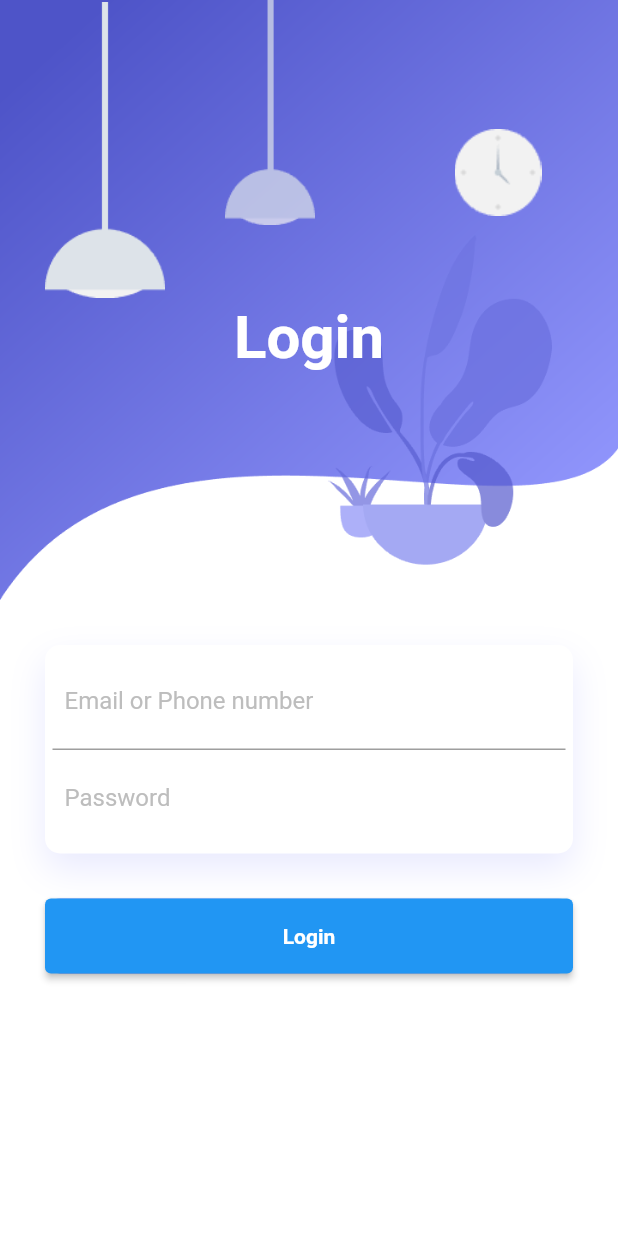
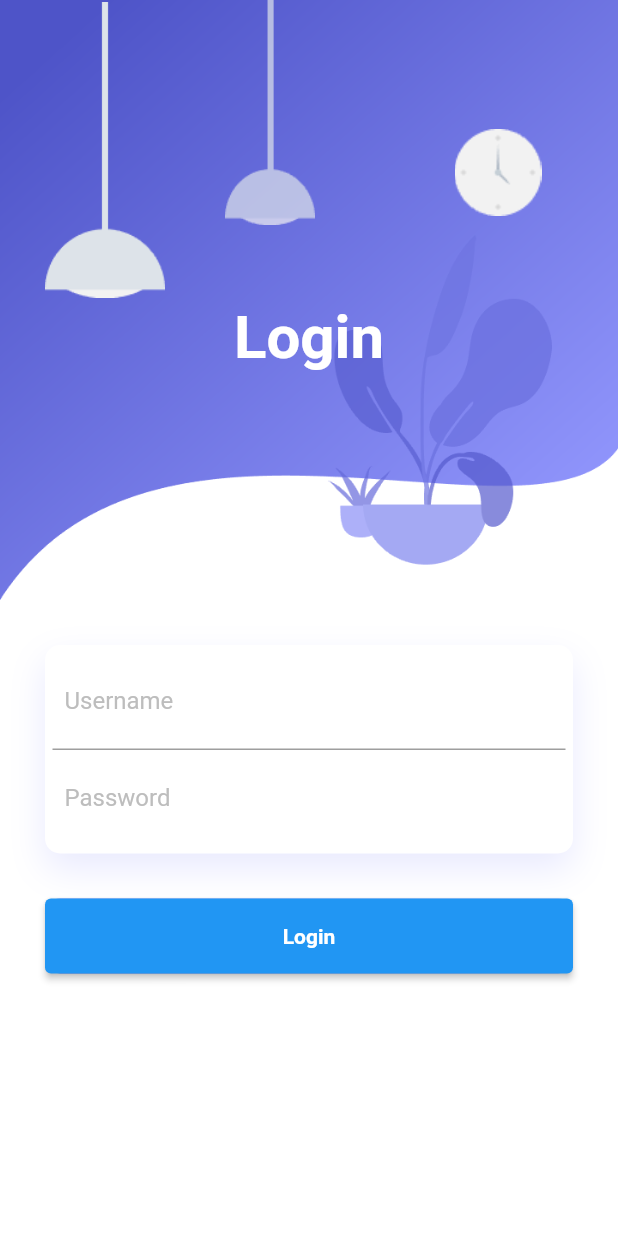
Before and after one commit to MajuSetiaJadiSiregar/understand-template, a Flutter app: the screen it shows after launch, on a phone screen of 412 x 824 dp. Run offline on Flutter 3.47's test engine with Material 2 defaults, Android fonts, the phone set to English and light mode, and no system bars.

Commit message:
'integrasi-custom-input-decoration'

```diff
--- a/lib/pages/login_page.dart
+++ b/lib/pages/login_page.dart
@@ -93,10 +93,10 @@ class LoginPage extends Pages {
                                 border: Border(bottom: BorderSide(color: Colors.grey))
                             ),
                             child: TextField(
-                              decoration: InputDecoration(
-                                  border: InputBorder.none,
-                                  hintText: "Email or Phone number",
-                                  hintStyle: TextStyle(color: Colors.grey[400])
+                              decoration: CustomInputDecoration.inputDecoration(
+                                placeHolder: "Username",
+                                placeHolderStyle: TextStyle(color: Colors.grey[400]),
+                                border: InputBorder.none
                               ),
                             ),
                           ),
--- a/lib/pages/page.dart
+++ b/lib/pages/page.dart
@@ -1,5 +1,5 @@
-import 'package:flutter/cupertino.dart';
 import 'package:flutter/material.dart';
 import 'package:refactor_template/pages/abstract_page.dart';
+import 'package:refactor_template/widgets/widget.dart';
 
 part 'login_page.dart';
```
